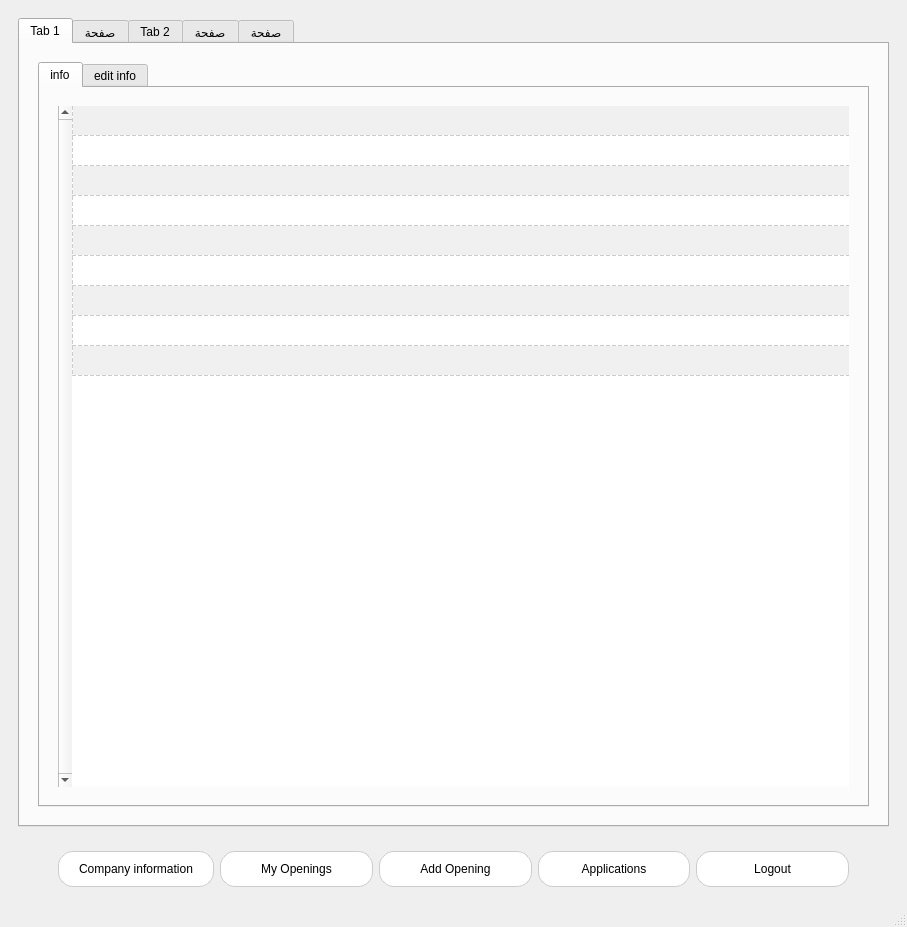
First picture: the form in user_interface/company_dashboard.ui, repository azzam012/apprenticeship-application, before the edit.
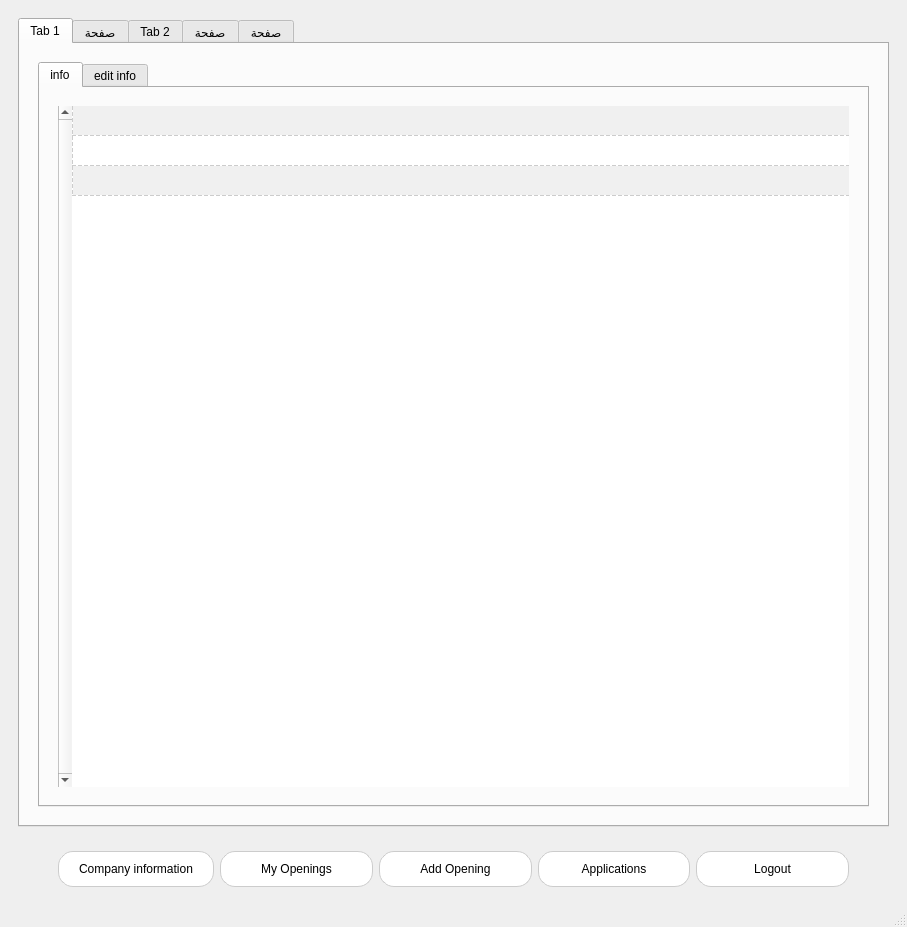
Second picture: the form after the edit. The open tabs and pages were chosen to show the change. Icons and pictures are not drawn.

What changed in the file:
```diff
--- a/user_interface/company_dashboard.ui
+++ b/user_interface/company_dashboard.ui
@@ -181,7 +181,7 @@
                         <bool>true</bool>
                        </property>
                        <property name="rowCount">
-                        <number>9</number>
+                        <number>3</number>
                        </property>
                        <property name="columnCount">
                         <number>1</number>
@@ -222,12 +222,6 @@
                        <row/>
                        <row/>
                        <row/>
-                       <row/>
-                       <row/>
-                       <row/>
-                       <row/>
-                       <row/>
-                       <row/>
                        <column/>
                        <item row="0" column="0">
                         <property name="text">
@@ -244,26 +238,6 @@
                          <string/>
                         </property>
                        </item>
-                       <item row="3" column="0">
-                        <property name="text">
-                         <string/>
-                        </property>
-                       </item>
-                       <item row="4" column="0">
-                        <property name="text">
-                         <string/>
-                        </property>
-                       </item>
-                       <item row="5" column="0">
-                        <property name="text">
-                         <string/>
-                        </property>
-                       </item>
-                       <item row="6" column="0">
-                        <property name="text">
-                         <string/>
-                        </property>
-                       </item>
                       </widget>
                      </item>
                     </layout>
```
Left out of the diff: 2 changed lines with no effect on the pictures.
